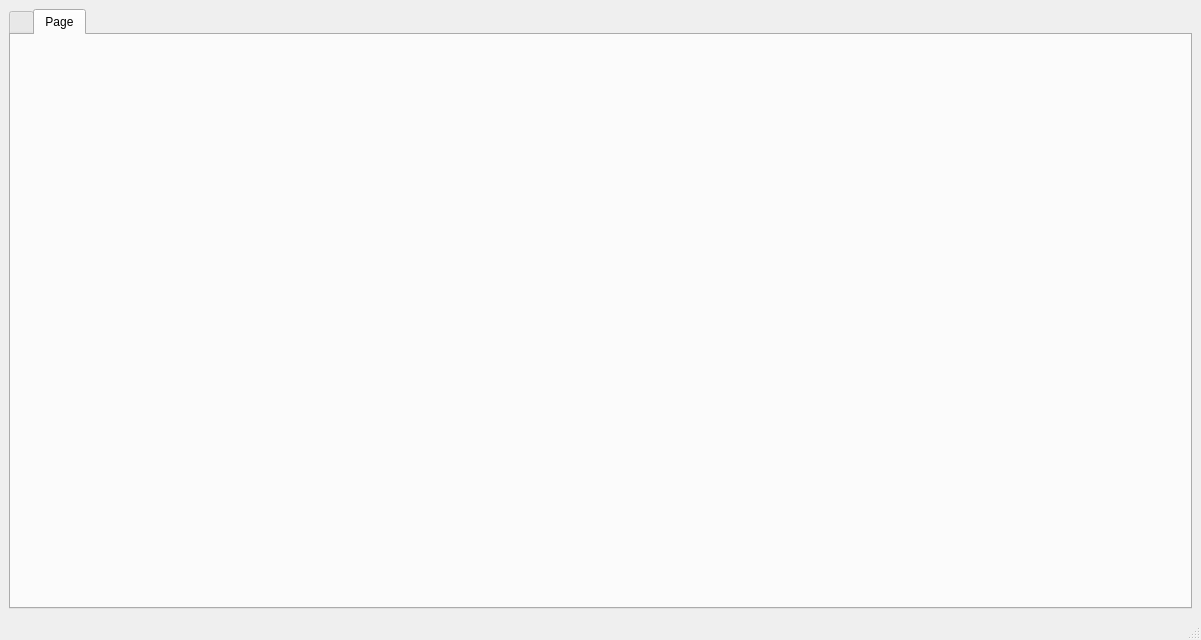
Qt form mainwindow.ui (TNTwise/REAL-Video-Enhancer) before a commit.
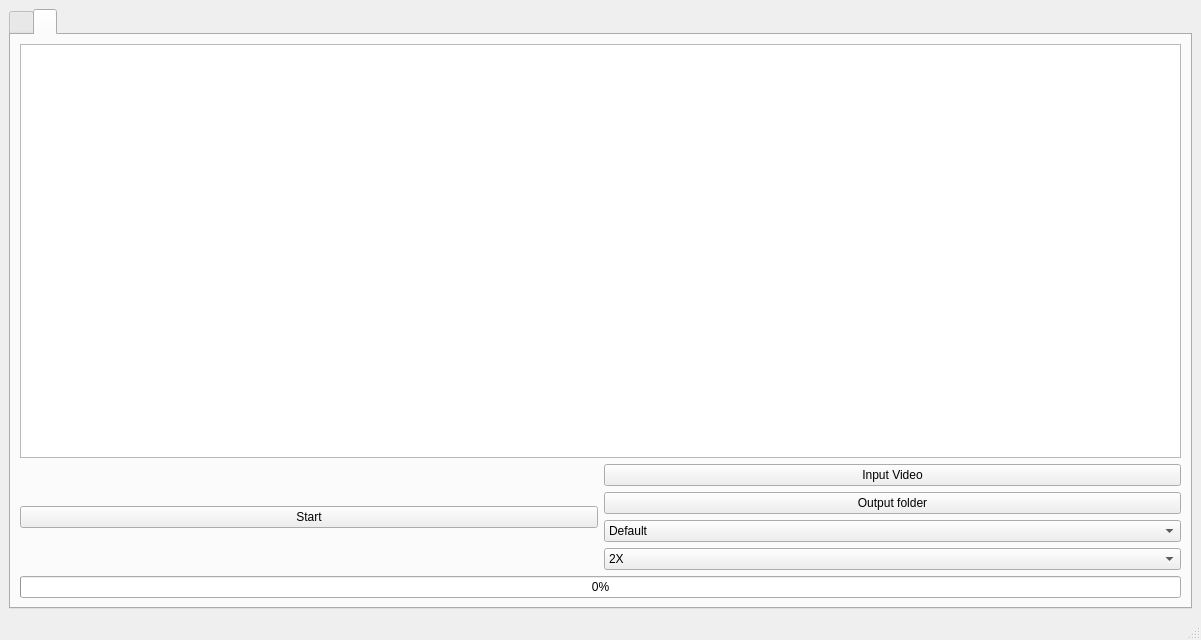
The same form after that commit. The open tabs and pages were chosen to show the change.

The edit to the form file:
```diff
--- a/mainwindow.ui
+++ b/mainwindow.ui
@@ -99,8 +99,94 @@
       </widget>
       <widget class="QWidget" name="tab">
        <attribute name="title">
-        <string>Page</string>
+        <string/>
        </attribute>
+       <layout class="QVBoxLayout" name="verticalLayout">
+        <item>
+         <layout class="QVBoxLayout" name="verticalLayout_2">
+          <item>
+           <layout class="QVBoxLayout" name="verticalLayout_5">
+            <item>
+             <widget class="QGraphicsView" name="putpreviewhere"/>
+            </item>
+           </layout>
+          </item>
+          <item>
+           <layout class="QHBoxLayout" name="horizontalLayout">
+            <item>
+             <layout class="QVBoxLayout" name="verticalLayout_4">
+              <item>
+               <widget class="QPushButton" name="pushButton_4">
+                <property name="text">
+                 <string>Start</string>
+                </property>
+               </widget>
+              </item>
+             </layout>
+            </item>
+            <item>
+             <layout class="QVBoxLayout" name="verticalLayout_3">
+              <item>
+               <widget class="QPushButton" name="pushButton">
+                <property name="text">
+                 <string>Input Video</string>
+                </property>
+               </widget>
+              </item>
+              <item>
+               <widget class="QPushButton" name="pushButton_3">
+                <property name="text">
+                 <string>Output folder</string>
+                </property>
+               </widget>
+              </item>
+              <item>
+               <widget class="QComboBox" name="comboBox_2">
+                <item>
+                 <property name="text">
+                  <string>Default</string>
+                 </property>
+                </item>
+                <item>
+                 <property name="text">
+                  <string>Animation</string>
+                 </property>
+                </item>
+               </widget>
+              </item>
+              <item>
+               <widget class="QComboBox" name="comboBox">
+                <item>
+                 <property name="text">
+                  <string>2X</string>
+                 </property>
+                </item>
+                <item>
+                 <property name="text">
+                  <string>3X</string>
+                 </property>
+                </item>
+                <item>
+                 <property name="text">
+                  <string>4X</string>
+                 </property>
+                </item>
+               </widget>
+              </item>
+             </layout>
+            </item>
+           </layout>
+          </item>
+          <item>
+           <widget class="QProgressBar" name="progressBar">
+            <property name="value">
+             <number>0</number>
+            </property>
+           </widget>
+          </item>
+         </layout>
+        </item>
+       </layout>
       </widget>
      </widget>
     </item>
```
Left out of the diff: 32 changed lines with no effect on the pictures.
